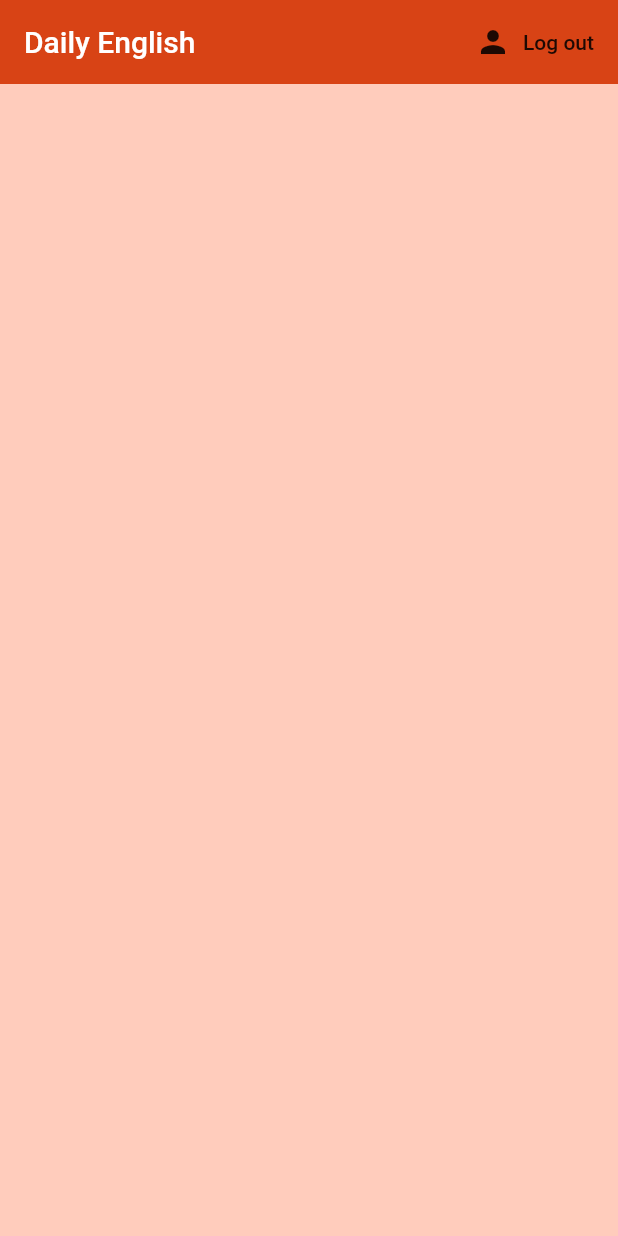
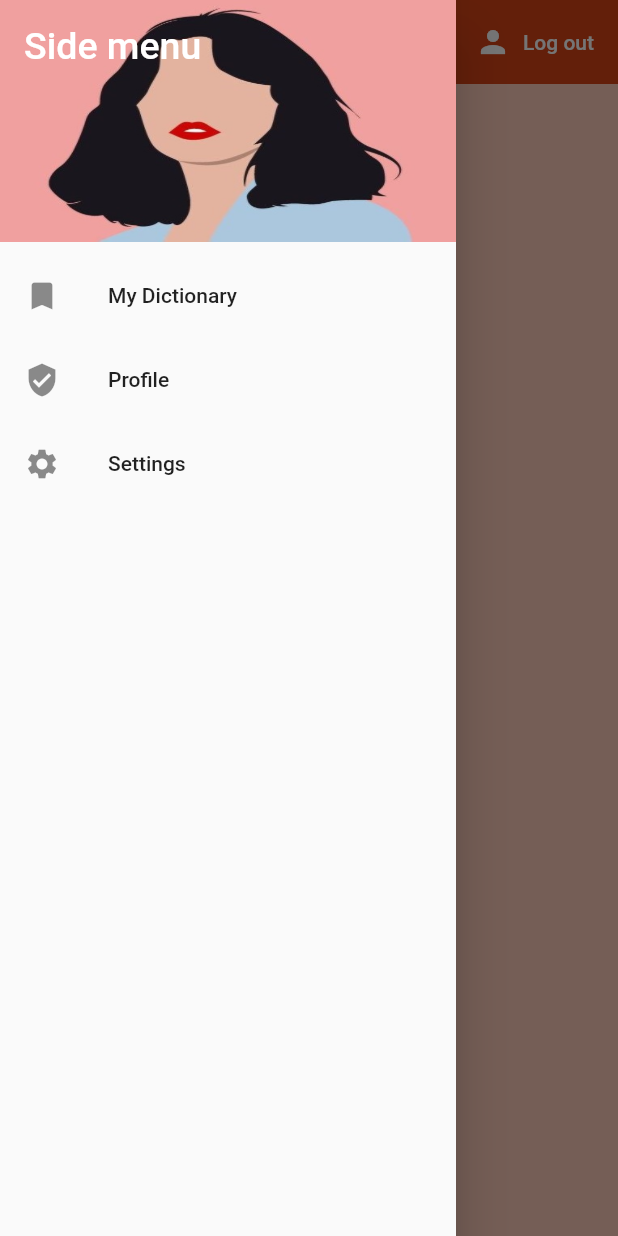
Before and after one commit to VikaKhusti/eng_app, a Flutter app: the screen it shows once a user with an empty profile is signed in, with the side drawer open (before the commit the screen has no drawer), on a phone screen of 412 x 824 dp. Run offline on Flutter 3.47's test engine with Material 2 defaults, Android fonts, the phone set to English and light mode, and no system bars; our stand-ins replace cloud_firestore, firebase_auth, flutter_spinkit; accounts and stored records are empty.

```diff
--- a/lib/screens/authenticate/sign_in.dart
+++ b/lib/screens/authenticate/sign_in.dart
@@ -33,8 +33,8 @@ class _SignInState extends State<SignIn> {
         actions: <Widget>[
           FlatButton.icon(
               onPressed: () {widget.toggleView();},
-              icon: Icon(Icons.person),
-              label: Text('Register')
+              icon: Icon(Icons.person, color: Colors.white),
+              label: Text('Register', style: TextStyle(color: Colors.white))
           ),
         ],
       ),
--- a/lib/screens/home/home.dart
+++ b/lib/screens/home/home.dart
@@ -1,4 +1,5 @@
 import 'package:engapp/services/auth.dart';
+import 'package:engapp/screens/navDrawer.dart';
 import 'package:flutter/material.dart';
 
 class Home extends StatelessWidget {
@@ -9,14 +10,23 @@ class Home extends StatelessWidget {
   Widget build(BuildContext context) {
     return Scaffold(
       backgroundColor: Colors.deepOrange[100],
+      drawer: NavDrawer(),
       appBar: AppBar(
         title: Text('Daily English'),
         backgroundColor: Colors.deepOrange[800],
         elevation: 0.0,
         actions: <Widget>[
           FlatButton.icon(
-            icon: Icon(Icons.person),
-            label: Text('Log out'),
+            icon: Icon(
+                Icons.person,
+                color: Colors.white,
+            ),
+            label: Text(
+                'Log out',
+                style: TextStyle(
+                  color: Colors.white
+                ),
+            ),
             onPressed: () async {
               await _auth.signOut();
             },
@@ -26,3 +36,18 @@ class Home extends StatelessWidget {
     );
   }
 }
+
+class MyHomePage extends StatelessWidget {
+  @override
+  Widget build(BuildContext context) {
+    return Scaffold(
+      drawer: NavDrawer(),
+      appBar: AppBar(
+        title: Text('Side menu'),
+      ),
+      body: Center(
+        child: Text('Side Menu Tutorial'),
+      ),
+    );
+  }
+}
--- /dev/null
+++ b/lib/screens/navDrawer.dart
@@ -0,0 +1,47 @@
+import 'package:engapp/screens/dictionary/myDictionary.dart';
+import 'package:flutter/material.dart';
+
+class NavDrawer extends StatelessWidget {
+  @override
+  Widget build(BuildContext context) {
+    return Drawer(
+      child: ListView(
+        padding: EdgeInsets.zero,
+        children: <Widget>[
+          DrawerHeader(
+            child: Text(
+              'Side menu',
+              style: TextStyle(color: Colors.white, fontSize: 25),
+            ),
+            decoration: BoxDecoration(
+                color: Colors.deepOrange[800],
+                image: DecorationImage(
+                    fit: BoxFit.fill,
+                    image: AssetImage('assets/images/avatar.jpg'))),
+          ),
+          ListTile(
+            leading: Icon(Icons.bookmark),
+            title: Text('My Dictionary'),
+            onTap: () => {
+              Navigator.push(
+                context,
+                MaterialPageRoute(builder: (context) => MyDictionary()),
+              )
+            },
+          ),
+          ListTile(
+            leading: Icon(Icons.verified_user),
+            title: Text('Profile'),
+            onTap: () => {Navigator.of(context).pop()},
+          ),
+          ListTile(
+            leading: Icon(Icons.settings),
+            title: Text('Settings'),
+            onTap: () => {Navigator.of(context).pop()},
+          ),
+
+        ],
+      ),
+    );
+  }
+}
--- a/lib/services/auth.dart
+++ b/lib/services/auth.dart
@@ -1,4 +1,5 @@
 import 'package:engapp/models/user.dart';
+import 'package:engapp/services/database.dart';
 import 'package:firebase_auth/firebase_auth.dart';
 
 class AuthService {
@@ -33,6 +34,11 @@ class AuthService {
     try {
       AuthResult result = await _auth.createUserWithEmailAndPassword(email: email, password: password);
       FirebaseUser user = result.user;
+
+      //create a new document with words for the user with uid
+      await DatabaseService(uid: user.uid).updateUserWord('word', 'translate', 'synonyms');
+
+
       return _userFromFirebaseUser(user);
     } catch(e) {
       print(e.toString());
--- /dev/null
+++ b/lib/services/database.dart
@@ -0,0 +1,23 @@
+import 'package:cloud_firestore/cloud_firestore.dart';
+
+class DatabaseService {
+
+  final String uid;
+  DatabaseService({this.uid});
+
+  //collection reference
+  final CollectionReference wordsCollection = Firestore.instance.collection('words');
+
+  Future updateUserWord(String word, String translate, String synonyms) async {
+    return await wordsCollection.document(uid).setData({
+      'word': word,
+      'translate': translate,
+      'synonyms': synonyms,
+    });
+  }
+
+  //get words stream
+  Stream<QuerySnapshot> get words {
+    return wordsCollection.snapshots();
+  }
+}
--- a/pubspec.yaml
+++ b/pubspec.yaml
@@ -45,9 +45,8 @@ flutter:
   uses-material-design: true
 
   # To add assets to your application, add an assets section, like this:
-  # assets:
-  #  - images/a_dot_burr.jpeg
-  #  - images/a_dot_ham.jpeg
+  assets:
+    - assets/images/
 
   # An image asset can refer to one or more resolution-specific "variants", see
   # https://flutter.dev/assets-and-images/#resolution-aware.
```
Also changed, not shown: lib/screens/authenticate/register.dart (+5 -2 lines), lib/screens/dictionary/myDictionary.dart (added, +51 -0 lines), lib/screens/dictionary/words_list.dart (added, +23 -0 lines), assets/images/avatar.jpg (added).
